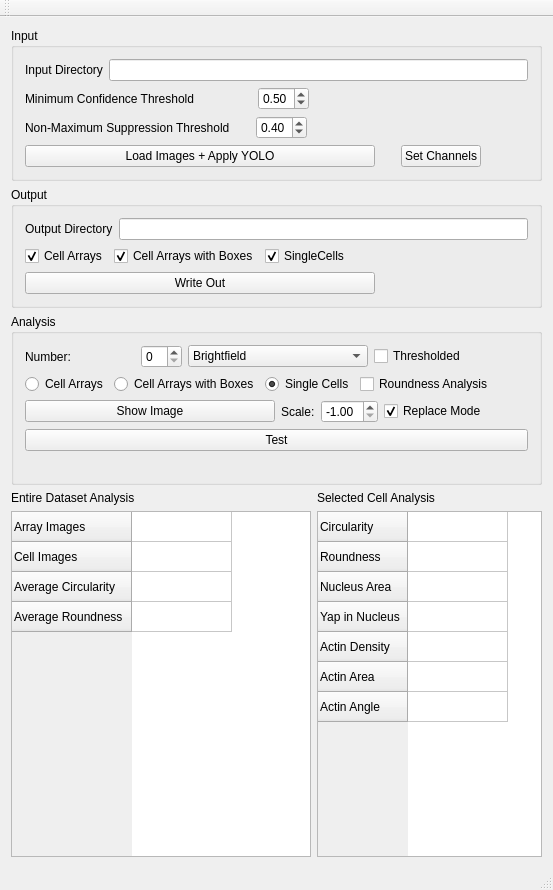
The window that CellForceAnalyzer/src/WindowMain.ui (Kinbischi/CellForceAnalyzer) describes before a commit, drawn with Qt 5.
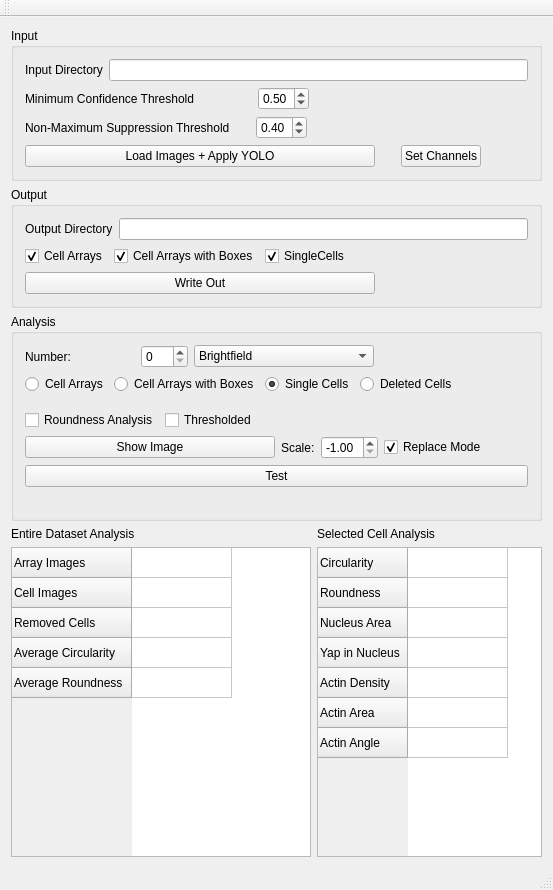
The same window after the commit.

Commit message: before deleted cells integration

What changed in the file:
```diff
--- a/CellForceAnalyzer/src/WindowMain.ui
+++ b/CellForceAnalyzer/src/WindowMain.ui
@@ -359,7 +359,11 @@
               </widget>
              </item>
              <item>
-              <widget class="QSpinBox" name="spinBox_showImage"/>
+              <widget class="QSpinBox" name="spinBox_showImage">
+               <property name="maximum">
+                <number>999</number>
+               </property>
+              </widget>
              </item>
             </layout>
            </item>
@@ -372,7 +376,7 @@
               </size>
              </property>
              <property name="currentText">
-              <string>Cytoplasm</string>
+              <string>Brightfield</string>
              </property>
              <item>
               <property name="text">
@@ -406,16 +410,6 @@
              </item>
             </widget>
            </item>
-           <item>
-            <widget class="QCheckBox" name="checkBox_thresholded">
-             <property name="text">
-              <string>Thresholded</string>
-             </property>
-             <property name="checked">
-              <bool>false</bool>
-             </property>
-            </widget>
-           </item>
            <item>
             <spacer name="horizontalSpacer_6">
              <property name="orientation">
@@ -476,14 +470,14 @@
             </widget>
            </item>
            <item>
-            <widget class="QCheckBox" name="checkBox_analysed">
+            <widget class="QRadioButton" name="radioButton">
              <property name="text">
-              <string>Roundness Analysis</string>
+              <string>Deleted Cells</string>
              </property>
             </widget>
            </item>
            <item>
-            <spacer name="horizontalSpacer_7">
+            <spacer name="horizontalSpacer_13">
              <property name="orientation">
               <enum>Qt::Horizontal</enum>
              </property>
@@ -499,6 +493,43 @@
          </item>
         </layout>
        </item>
+       <item>
+        <layout class="QHBoxLayout" name="horizontalLayout_16">
+         <property name="topMargin">
+          <number>10</number>
+         </property>
+         <item>
+          <widget class="QCheckBox" name="checkBox_analysed">
+           <property name="text">
+            <string>Roundness Analysis</string>
+           </property>
+          </widget>
+         </item>
+         <item>
+          <widget class="QCheckBox" name="checkBox_thresholded">
+           <property name="text">
+            <string>Thresholded</string>
+           </property>
+           <property name="checked">
+            <bool>false</bool>
+           </property>
+          </widget>
+         </item>
+         <item>
+          <spacer name="horizontalSpacer_7">
+           <property name="orientation">
+            <enum>Qt::Horizontal</enum>
+           </property>
+           <property name="sizeHint" stdset="0">
+            <size>
+             <width>40</width>
+             <height>20</height>
+            </size>
+           </property>
+          </spacer>
+         </item>
+        </layout>
+       </item>
        <item>
         <layout class="QHBoxLayout" name="horizontalLayout_12">
          <item>
@@ -679,6 +710,11 @@
           <string>Cell Images</string>
          </property>
         </row>
+        <row>
+         <property name="text">
+          <string>Removed Cells</string>
+         </property>
+        </row>
         <row>
          <property name="text">
           <string>Average Circularity</string>
```
Left out of the diff: 2 changed lines with no effect on the pictures. The commit also changes 8 other files.
